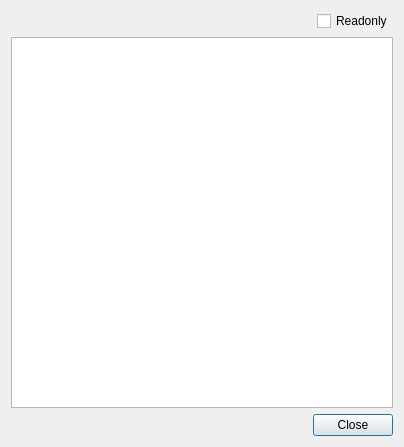
Before: the Qt Designer form dialogdatainspector.ui in horsicq/FormatDialogs, drawn with Qt 5.
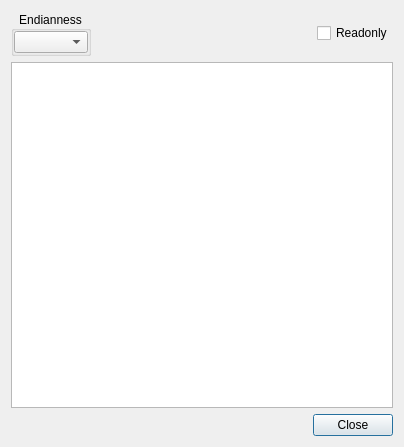
After: the same form once the commit is applied.

```diff
--- a/dialogdatainspector.ui
+++ b/dialogdatainspector.ui
@@ -22,6 +22,39 @@
   <layout class="QVBoxLayout" name="verticalLayout">
    <item>
     <layout class="QHBoxLayout" name="horizontalLayout_2">
+     <item>
+      <widget class="QGroupBox" name="groupBoxEndianness">
+       <property name="maximumSize">
+        <size>
+         <width>80</width>
+         <height>16777215</height>
+        </size>
+       </property>
+       <property name="title">
+        <string>Endianness</string>
+       </property>
+       <property name="alignment">
+        <set>Qt::AlignCenter</set>
+       </property>
+       <layout class="QVBoxLayout" name="verticalLayout_10">
+        <property name="leftMargin">
+         <number>0</number>
+        </property>
+        <property name="topMargin">
+         <number>0</number>
+        </property>
+        <property name="rightMargin">
+         <number>0</number>
+        </property>
+        <property name="bottomMargin">
+         <number>0</number>
+        </property>
+        <item>
+         <widget class="QComboBox" name="comboBoxEndianness"/>
+        </item>
+       </layout>
+      </widget>
+     </item>
      <item>
       <spacer name="horizontalSpacer_2">
        <property name="orientation">
```
